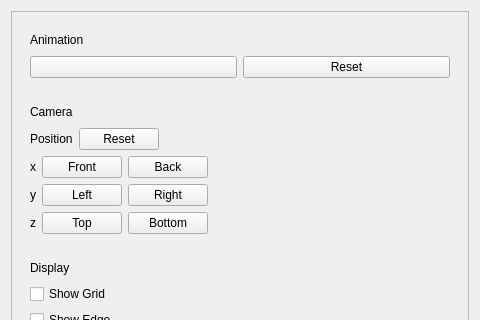
First picture: the form in viewer/sidebarwnd.ui, repository ccseer/f3dviewer, before the edit; both pictures show x 0 to 480 and y 0 to 320 of the 480 by 573 pixel window.
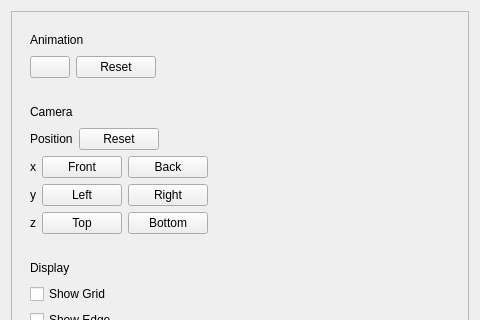
Second picture: the form after the edit.

Commit message: Enhance F3DWidget and SidebarWnd: add animation control methods, update sidebar integration, and improve UI responsiveness

What changed in the file:
```diff
--- a/viewer/sidebarwnd.ui
+++ b/viewer/sidebarwnd.ui
@@ -69,6 +69,19 @@
               </property>
              </widget>
             </item>
+            <item>
+             <spacer name="horizontalSpacer_8">
+              <property name="orientation">
+               <enum>Qt::Orientation::Horizontal</enum>
+              </property>
+              <property name="sizeHint" stdset="0">
+               <size>
+                <width>40</width>
+                <height>20</height>
+               </size>
+              </property>
+             </spacer>
+            </item>
            </layout>
           </item>
          </layout>
@@ -342,7 +355,7 @@
          <property name="sizeHint" stdset="0">
           <size>
            <width>20</width>
-           <height>182</height>
+           <height>180</height>
           </size>
          </property>
         </spacer>
```
The commit also changes 6 other files.
